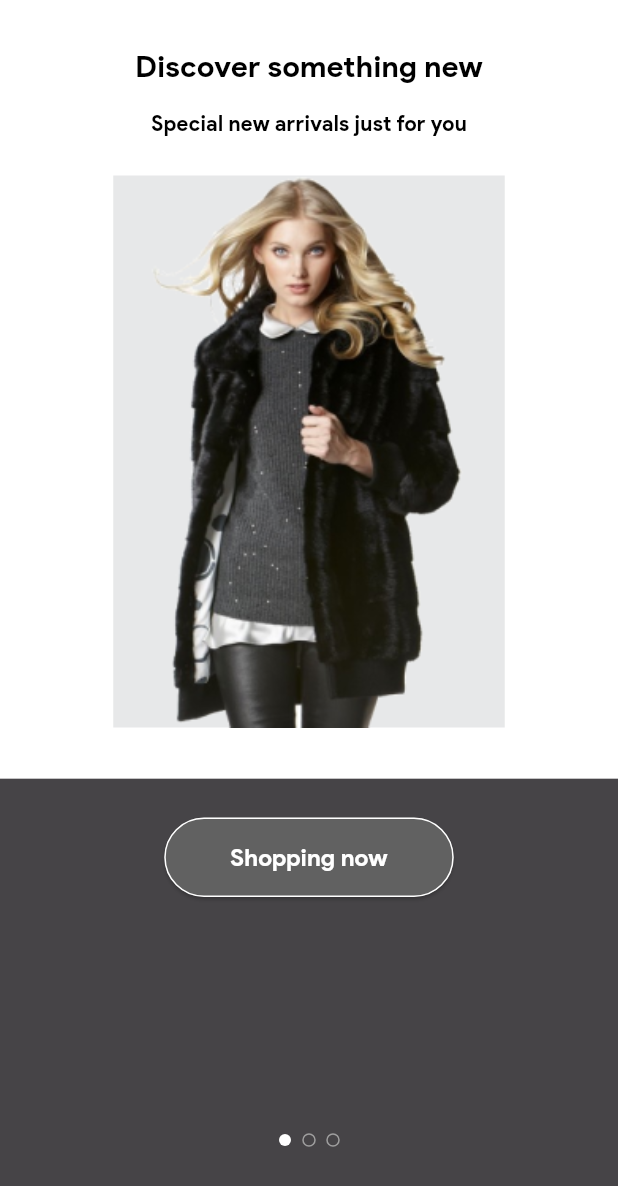
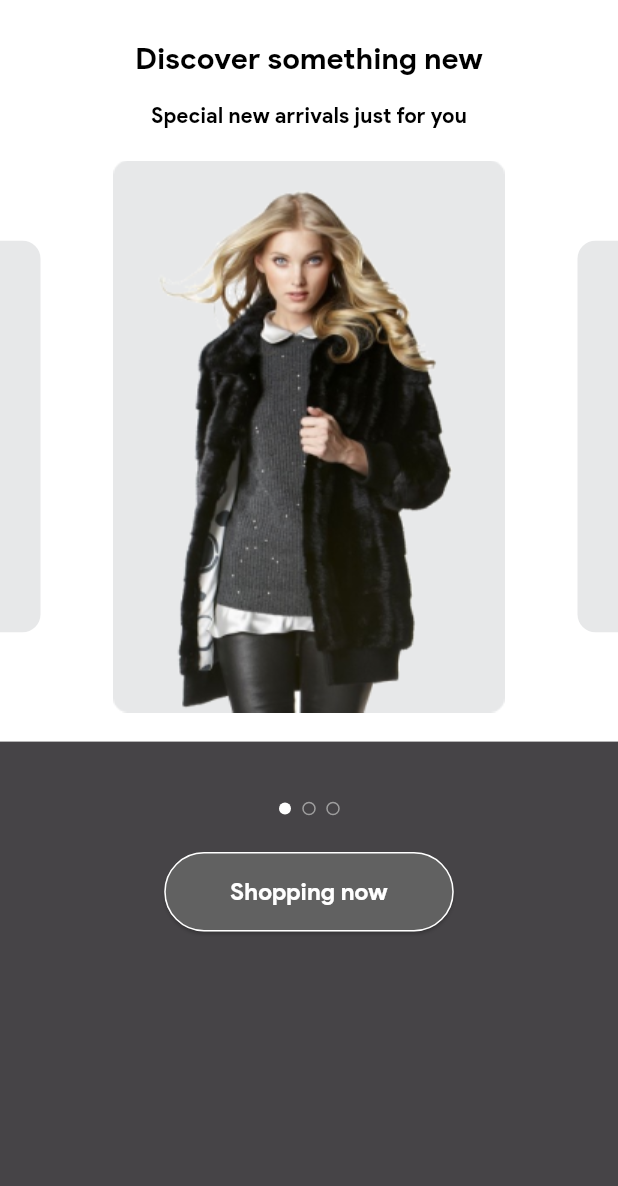
Before and after one commit to tanvirahmmad/gemstore_ecommerce, a Flutter app: the screen it shows after launch, after a tap on "Get Started", on a phone screen of 412 x 824 dp. Shown: the top 1186 px of the screen. Run offline on Flutter 3.47's test engine with Material 3 defaults, Android fonts, the light colour scheme and no system bars; drawn by our look-alikes of smooth_page_indicator; our stand-ins replace bloc, equatable, flutter_bloc, shared_preferences; network calls fail.

Commit message:
intro page remaking

```diff
--- a/lib/features/screens/entry_screens/intro_screen_view.dart
+++ b/lib/features/screens/entry_screens/intro_screen_view.dart
@@ -1,4 +1,8 @@
 import 'package:flutter/material.dart';
+import 'package:gemstore_ecommerce/common/my_assets_strings/my_assets_strings.dart';
+import 'package:gemstore_ecommerce/common/my_strings.dart';
+import 'package:gemstore_ecommerce/models/into_screen_model.dart';
+import 'package:gemstore_ecommerce/widgets/intro_page_widget.dart';
 
 class IntroScreenView extends StatefulWidget {
   const IntroScreenView({super.key});
@@ -8,54 +12,38 @@ class IntroScreenView extends StatefulWidget {
 }
 
 class _IntroScreenViewState extends State<IntroScreenView> {
-
-  // List<modt> intoScreens = [
-  //   model(
-  //     title,
-  //     sub,
-  //     imge,
-  //   ),
-  //   model(
-  //     title,
-  //     sub,
-  //     imge,
-  //   )
-  //   model(
-  //     title,
-  //     sub,
-  //     imge,
-  //   )
-  // ];
+  final PageController _pageController = PageController();
+  List<IntroScreenModel> introScreens = [
+    IntroScreenModel(
+      MyStrings.discover_something_new,
+      MyStrings.special_new_arrivals,
+      MyAssetsStrings.intro_page_one_images,
+    ),
+    IntroScreenModel(
+      MyStrings.update_trendy_outfit,
+      MyStrings.favourite_brands,
+      MyAssetsStrings.intro_page_one_images,
+    ),
+    IntroScreenModel(
+      MyStrings.discover_something_new,
+      MyStrings.special_new_arrivals,
+      MyAssetsStrings.intro_page_one_images,
+    ),
+  ];
 
   @override
   Widget build(BuildContext context) {
-
-    return Placeholder();
-
-    // return PageView(
-    //   controller: _pageController,
-    //   children: ...intoScreens.map.lito((i, e)) {
-    //   return Column(
-    //     if()
-    //
-    //     children: [
-    //       text(
-    // e.titlte,
-    // alskd
-    // )
-    //
-    //       e.sub,
-    //
-    //       e.image,
-    //
-    //       indicatior,
-    //
-    //       button
-    //     ],
-    //   ) .tolist()
-    // },
-    // );
-
-
+    return PageView(
+      controller: _pageController,
+      children: List.generate(
+        introScreens.length,
+        (index) => IntroPageWidget(
+          index: index,
+          length: introScreens.length,
+          introScreen: introScreens[index],
+          pageController: _pageController,
+        ),
+      ),
+    );
   }
 }
--- a/lib/features/screens/entry_screens/onboarding_state/on_boarding_state.dart
+++ b/lib/features/screens/entry_screens/onboarding_state/on_boarding_state.dart
@@ -1,3 +1,4 @@
+/*
 import 'package:flutter/material.dart';
 import 'package:gemstore_ecommerce/features/screens/entry_screens/intro_page_three/intro_age_three.dart';
 import 'package:gemstore_ecommerce/features/screens/entry_screens/intro_page_two/intro_age_two.dart';
@@ -51,3 +52,4 @@ class _OnBoardingState extends State<OnBoarding> {
     );
   }
 }
+*/
--- a/lib/models/into_screen_model.dart
+++ b/lib/models/into_screen_model.dart
@@ -1,9 +1,9 @@
-class IntoScreenModel {
+class IntroScreenModel {
   String title;
   String subTitle;
   String imagePath;
 
-  IntoScreenModel(
+  IntroScreenModel(
     this.title,
     this.subTitle,
     this.imagePath,
--- a/lib/routing/my_routes.dart
+++ b/lib/routing/my_routes.dart
@@ -1,4 +1,5 @@
 import 'package:flutter/material.dart';
+import 'package:gemstore_ecommerce/features/screens/entry_screens/intro_screen_view.dart';
 import 'package:gemstore_ecommerce/features/screens/entry_screens/onboarding_state/on_boarding_state.dart';
 import 'package:gemstore_ecommerce/features/screens/home_screen/home_screen.dart';
 
@@ -13,7 +14,7 @@ class MyRoutes {
 
   static void navigateOnBoardingPage(BuildContext context) {
     Navigator.pushReplacement(
-        context, MaterialPageRoute(builder: (context) => const OnBoarding()));
+        context, MaterialPageRoute(builder: (context) => const IntroScreenView()));
   }
 
 }
--- /dev/null
+++ b/lib/widgets/intro_page_side_widget.dart
@@ -0,0 +1,28 @@
+import 'package:flutter/material.dart';
+import 'package:gemstore_ecommerce/common/color/my_color.dart';
+
+class IntroPageSideWidget extends StatelessWidget {
+  bool designinRight;
+  IntroPageSideWidget({
+    super.key,
+    required this.designinRight,
+  });
+
+  @override
+  Widget build(BuildContext context) {
+    return Container(
+      decoration: BoxDecoration(
+        borderRadius: BorderRadius.only(
+          topRight: Radius.circular(designinRight ? 12.0 : 0.0),
+          bottomRight: Radius.circular(designinRight ? 12.0 : 0.0),
+          topLeft: Radius.circular(designinRight ? 0.0 : 12.0),
+          bottomLeft: Radius.circular(designinRight ? 0.0 : 12.0),
+        ),
+        // topLeft: Radius.circular(12.0), bottomLeft: Radius.circular(12.0)),
+        color: Color(int.parse(MyColor.myColorThree)),
+      ),
+      height: 261,
+      width: 27,
+    );
+  }
+}
--- /dev/null
+++ b/lib/widgets/intro_page_widget.dart
@@ -0,0 +1,143 @@
+import 'dart:js';
+
+import 'package:flutter/material.dart';
+import 'package:gemstore_ecommerce/common/color/my_color.dart';
+import 'package:gemstore_ecommerce/common/my_assets_strings/my_assets_strings.dart';
+import 'package:gemstore_ecommerce/common/my_strings.dart';
+import 'package:gemstore_ecommerce/features/screens/navigation_bar/navigation_bar.dart';
+import 'package:gemstore_ecommerce/models/into_screen_model.dart';
+import 'package:gemstore_ecommerce/widgets/intro_page_side_widget.dart';
+import 'package:smooth_page_indicator/smooth_page_indicator.dart';
+
+class IntroPageWidget extends StatelessWidget {
+  final int index;
+  final int length;
+  final IntroScreenModel introScreen;
+  final PageController pageController;
+
+  const IntroPageWidget({
+    required this.index,
+    required this.length,
+    required this.introScreen,
+    required this.pageController,
+    super.key,
+  });
+
+  @override
+  Widget build(BuildContext context) {
+    return Scaffold(
+      backgroundColor: Colors.white,
+      body: Stack(
+        children: [
+          Positioned(
+            bottom: 0,
+            child: Container(
+              height: MediaQuery.of(context).size.height * .40,
+              width: MediaQuery.of(context).size.width,
+              color: Color(int.parse(MyColor.myColorFive)),
+            ),
+          ),
+          Center(
+            child: Column(children: [
+              const SizedBox(height: 25),
+              Container(
+                child: Center(
+                  child: Text(
+                    MyStrings.discover_something_new,
+                    style: TextStyle(
+                      fontFamily: MyAssetsStrings.productSans,
+                      color: Color(int.parse(MyColor.myColorFour)),
+                      fontSize: 20,
+                      fontWeight: FontWeight.bold,
+                    ),
+                  ),
+                ),
+              ),
+              SizedBox(
+                height: 13,
+              ),
+              Container(
+                child: Text(
+                  MyStrings.special_new_arrivals,
+                  style: TextStyle(
+                    fontFamily: MyAssetsStrings.productSans,
+                    color: Color(int.parse(MyColor.myColorTwo)),
+                    fontSize: 14,
+                    fontWeight: FontWeight.bold,
+                  ),
+                ),
+              ),
+              SizedBox(height: 20),
+              Row(
+                mainAxisAlignment: MainAxisAlignment.spaceBetween,
+                children: [
+                  IntroPageSideWidget(designinRight: true),
+                  Container(
+                    decoration: BoxDecoration(
+                        borderRadius: BorderRadius.circular(12.0)),
+                    height: 368,
+                    width: 261,
+                    child: Image.asset(
+                      MyAssetsStrings.intro_page_one_images,
+                      fit: BoxFit.fitHeight,
+                    ),
+                  ),
+                  IntroPageSideWidget(
+                    designinRight: false,
+                  ),
+                ],
+              ),
+              const SizedBox(
+                height: 60,
+              ),
+              SmoothPageIndicator(
+                controller: pageController,
+                count: length,
+                effect: WormEffect(
+                  dotHeight: 8.0,
+                  dotWidth: 8.0,
+                  activeDotColor: Colors.white, // Color of the active dot
+                  paintStyle: PaintingStyle.stroke,
+                ),
+                // You can choose different effects
+                // Color of inactive dots
+              ),
+              SizedBox(
+                height: 25,
+              ),
+              Container(
+                child: ElevatedButton(
+                  style: ElevatedButton.styleFrom(
+                    minimumSize: Size(193, 53),
+                    primary: Colors.grey.shade700,
+                    side: BorderSide(color: Colors.white, width: 1),
+                    shape: RoundedRectangleBorder(
+                      borderRadius: BorderRadius.all(Radius.circular(40)),
+                    ),
+                  ),
+                  onPressed: () {
+                    NavigateToNavigationBar();
+                  },
+                  child: Text(
+                    MyStrings.shopping_now,
+                    style: TextStyle(
+                      fontFamily: MyAssetsStrings.productSans,
+                      color: Color(int.parse(MyColor.myColorOne)),
+                      fontSize: 16,
+                      fontWeight: FontWeight.bold,
+                    ),
+                  ),
+                ),
+              ),
+            ]),
+          ),
+        ],
+      ),
+    );
+  }
+
+  NavigateToNavigationBar() {
+    Navigator.push(context as BuildContext,
+        MaterialPageRoute(builder: (context) => NavigationBarSet()));
+  }
+}
```
Also changed, not shown: assets/sliderimages/intropagethee.png (added), assets/sliderimages/intropagetwo.png, assets/sliderimages/kisspng.png.
